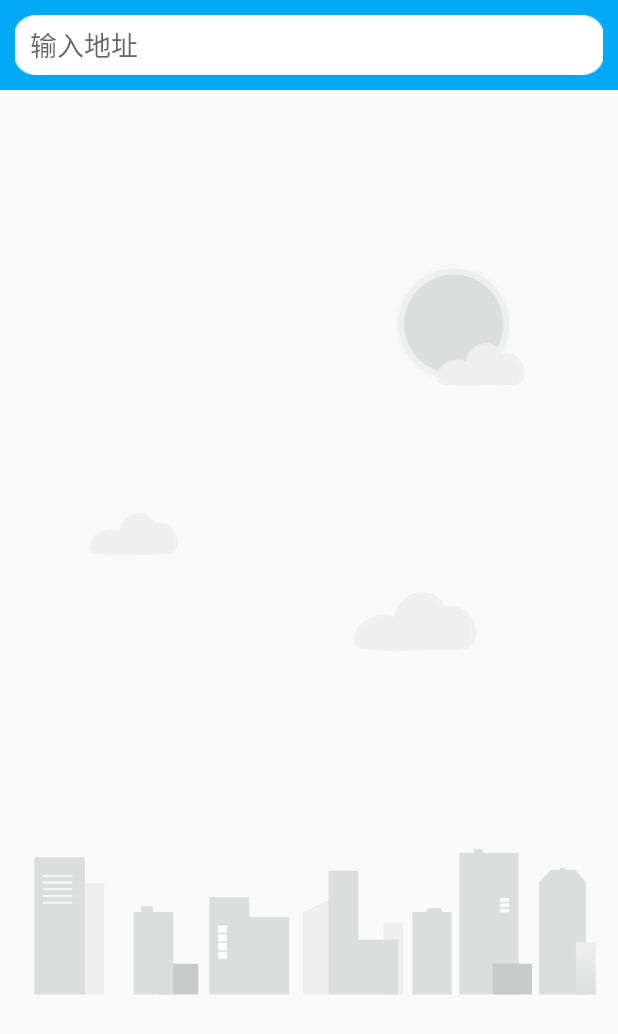
After one commit to dream-seeker-steven/DayWeather, an Android app: the layout fragment_city.xml on its own in the app's theme, with its tools: preview values and no code run, on a phone screen of 412 x 824 dp. The commit adds this screen. Shown: the top 1034 px of the screen. Run offline under Robolectric (Android 15) with nearby library versions, the phone set to English and light mode, and no system bars.

Commit message:
city 搜索完成

```diff
--- a/app/src/main/AndroidManifest.xml
+++ b/app/src/main/AndroidManifest.xml
@@ -1,6 +1,8 @@
 <?xml version="1.0" encoding="utf-8"?>
 <manifest xmlns:android="http://schemas.android.com/apk/res/android"
     package="cn.suyyy.dayweather">
+
+    <uses-permission android:name="android.permission.INTERNET" />
 
     <application
         android:name=".base.GlobalApplication"
--- a/app/src/main/java/cn/suyyy/dayweather/constants/CoreConstant.kt
+++ b/app/src/main/java/cn/suyyy/dayweather/constants/CoreConstant.kt
@@ -1,7 +1,7 @@
 package cn.suyyy.dayweather.constants
 
 object CoreConstant {
-    const val TOKEN = "477d2597fc3432ea3914f63e973e9b8"
-    const val CITY_URL = "https://geoapi.qweather.com"
-    const val WEATHER_URL = "https://geoapi.qweather.com"
+    const val TOKEN = "a477d2597fc3432ea3914f63e973e9b8"
+    const val CITY_URL = "https://geoapi.qweather.com/"
+    const val WEATHER_URL = "https://geoapi.qweather.com/"
 }
--- a/app/src/main/java/cn/suyyy/dayweather/logic/common/ServiceCreator.kt
+++ b/app/src/main/java/cn/suyyy/dayweather/logic/common/ServiceCreator.kt
@@ -1,5 +1,6 @@
 package cn.suyyy.dayweather.logic.common
 
+import cn.suyyy.dayweather.constants.CoreConstant
 import retrofit2.Retrofit
 import retrofit2.converter.gson.GsonConverterFactory
 
@@ -7,6 +8,7 @@ object ServiceCreator {
 
     private val retrofit = Retrofit.Builder()
         .addConverterFactory(GsonConverterFactory.create())
+        .baseUrl(CoreConstant.CITY_URL)
         .build()
 
     fun <T> create(serviceClass: Class<T>): T = retrofit.create(serviceClass)
--- a/app/src/main/java/cn/suyyy/dayweather/logic/model/Location.kt
+++ b/app/src/main/java/cn/suyyy/dayweather/logic/model/City.kt
@@ -2,10 +2,10 @@ package cn.suyyy.dayweather.logic.model
 
 import com.google.gson.annotations.SerializedName
 
-class Location (
+class City(
     val name: String,
+    val lat: String,
     val lon: String,
-    val lat: String,
     @SerializedName("adm1") val province: String,
     @SerializedName("adm2") val city: String
 )
--- a/app/src/main/java/cn/suyyy/dayweather/logic/model/CityResponse.kt
+++ b/app/src/main/java/cn/suyyy/dayweather/logic/model/CityResponse.kt
@@ -7,7 +7,7 @@ import com.google.gson.annotations.SerializedName
  * 城市信息
  */
 
-class CityResponse(val code: String, @SerializedName("location") val locationList: List<Location>)
+class CityResponse(val code: String, @SerializedName("location") val cityList: List<City>)
 
 /*
 {
--- a/app/src/main/java/cn/suyyy/dayweather/logic/model/HotCityResponse.kt
+++ b/app/src/main/java/cn/suyyy/dayweather/logic/model/HotCityResponse.kt
@@ -1,8 +1,6 @@
 package cn.suyyy.dayweather.logic.model
 
-import com.google.gson.annotations.SerializedName
-
-class HotCityResponse(val code: String,  val topCityList: List<Location>)
+class HotCityResponse(val code: String,  val topCityList: List<City>)
 
 /*
 * {
--- a/app/src/main/java/cn/suyyy/dayweather/logic/network/CityService.kt
+++ b/app/src/main/java/cn/suyyy/dayweather/logic/network/CityService.kt
@@ -1,7 +1,6 @@
 package cn.suyyy.dayweather.logic.network
 
 import cn.suyyy.dayweather.constants.CoreConstant
-import cn.suyyy.dayweather.logic.common.ServiceCreator
 import cn.suyyy.dayweather.logic.model.CityResponse
 import cn.suyyy.dayweather.logic.model.HotCityResponse
 import retrofit2.Call
@@ -13,9 +12,9 @@ interface CityService {
     // https://geoapi.qweather.com/v2/city/lookup?
     // https://geoapi.qweather.com/v2/city/top?
 
-    @GET("${CoreConstant.CITY_URL}/v2/city/lookup?${CoreConstant.TOKEN}")
+    @GET("v2/city/lookup?key=${CoreConstant.TOKEN}")
     fun searchCityList(@Query("location") query: String): Call<CityResponse>
 
-    @GET("${CoreConstant.CITY_URL}/v2/city/top?${CoreConstant.TOKEN}&range=cn")
+    @GET("v2/city/top?${CoreConstant.TOKEN}&range=cn")
     fun getHotCityList(): Call<HotCityResponse>
 }
--- a/app/src/main/java/cn/suyyy/dayweather/ui/city/CityViewModel.kt
+++ b/app/src/main/java/cn/suyyy/dayweather/ui/city/CityViewModel.kt
@@ -3,14 +3,14 @@ package cn.suyyy.dayweather.ui.city
 import androidx.lifecycle.MutableLiveData
 import androidx.lifecycle.Transformations
 import androidx.lifecycle.ViewModel
-import cn.suyyy.dayweather.logic.model.Location
+import cn.suyyy.dayweather.logic.model.City
 import cn.suyyy.dayweather.logic.repository.Repository
 
 class CityViewModel : ViewModel() {
 
     private val searchCityLiveData = MutableLiveData<String>()
 
-    val cityList = ArrayList<Location>()
+    val cityList = ArrayList<City>()
 
     val cityLiveData = Transformations.switchMap(searchCityLiveData) { query ->
         Repository.searchCityList(query)
--- /dev/null
+++ b/app/src/main/res/layout/fragment_city.xml
@@ -0,0 +1,40 @@
+<?xml version="1.0" encoding="utf-8"?>
+<RelativeLayout xmlns:android="http://schemas.android.com/apk/res/android"
+    android:layout_width="match_parent"
+    android:layout_height="match_parent"
+    android:background="?android:windowBackground">
+
+    <ImageView
+        android:id="@+id/bgImageView"
+        android:layout_width="match_parent"
+        android:layout_height="wrap_content"
+        android:layout_alignParentBottom="true"
+        android:src="@drawable/bg_place" />
+
+    <FrameLayout
+        android:id="@+id/actionBarLayout"
+        android:layout_width="match_parent"
+        android:layout_height="60dp"
+        android:background="@color/primary">
+
+        <EditText
+            android:id="@+id/searchCityEdit"
+            android:layout_width="match_parent"
+            android:layout_height="40dp"
+            android:layout_gravity="center_vertical"
+            android:layout_marginStart="10dp"
+            android:layout_marginEnd="10dp"
+            android:background="@drawable/search_bg"
+            android:hint="@string/input_address"
+            android:paddingStart="10dp"
+            android:paddingEnd="10dp" />
+    </FrameLayout>
+
+    <androidx.recyclerview.widget.RecyclerView
+        android:id="@+id/recyclerView"
+        android:layout_width="match_parent"
+        android:layout_height="match_parent"
+        android:layout_below="@+id/actionBarLayout"
+        android:visibility="gone" />
+
+</RelativeLayout>
```
Also changed, not shown: app/src/main/java/cn/suyyy/dayweather/logic/repository/Repository.kt (+4 -4 lines), app/src/main/java/cn/suyyy/dayweather/ui/city/CityAdapter.kt (added, +30 -0 lines), app/src/main/java/cn/suyyy/dayweather/ui/city/CityFragment.kt (added, +64 -0 lines), app/src/main/res/layout/activity_main.xml (+8 -14 lines), app/src/main/res/layout/city_item.xml (added, +34 -0 lines), app/src/main/res/values/strings.xml (+9 -0 lines), app/src/main/res/drawable/bg_place.png (added), app/src/main/res/drawable/search_bg.9.png (added).
